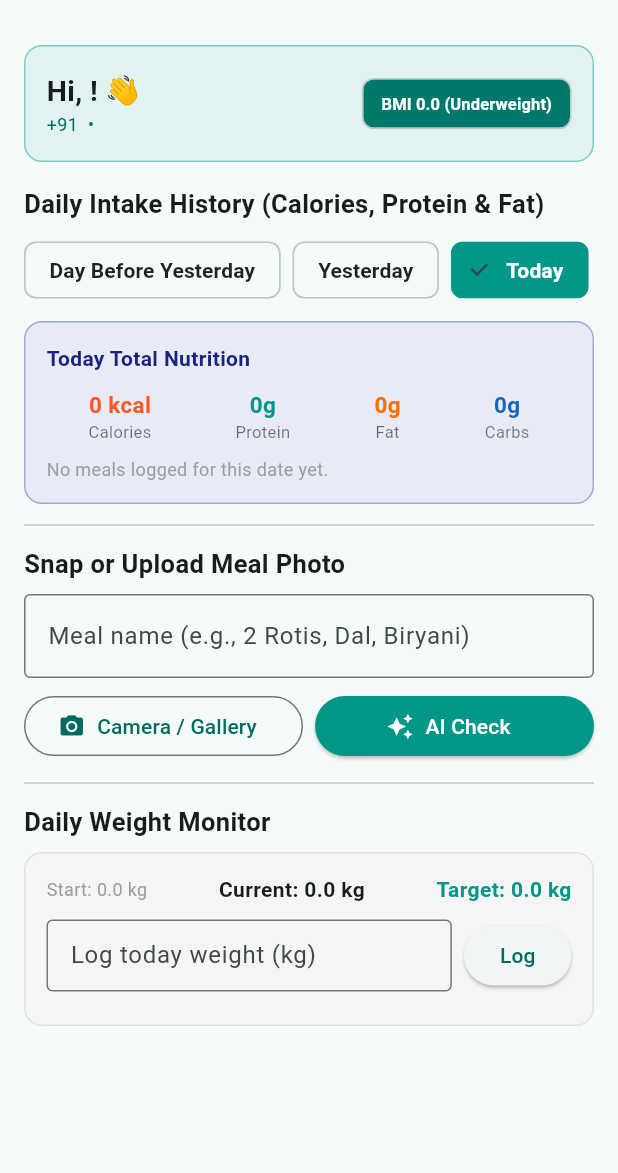
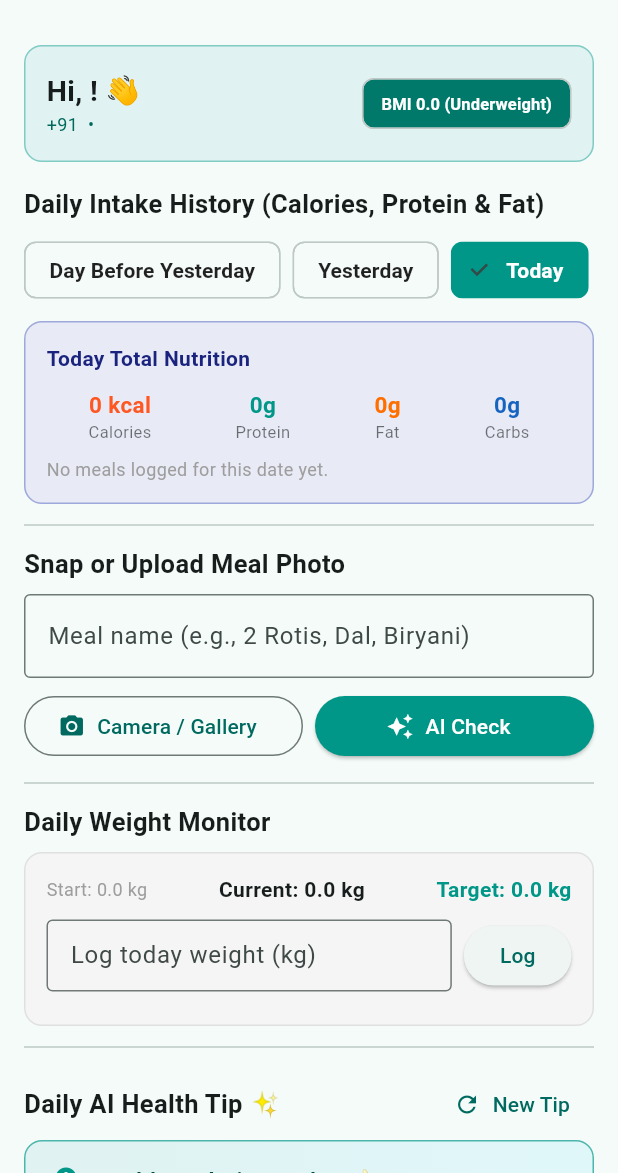
Before and after one commit to ratnarajup288-cmyk/Health-Hub, a Flutter app: the HomeTab screen opened directly with empty values, on a phone screen of 412 x 824 dp, the part 63-1236 px from its top. Run offline on Flutter 3.47's test engine with Material 3 defaults, Android fonts, the phone set to English and light mode, and no system bars; our stand-ins replace image_picker, shared_preferences; accounts and stored records are empty.

Commit message:
Update main.dart

```diff
--- a/lib/main.dart
+++ b/lib/main.dart
@@ -541,10 +541,102 @@ class _HomeTabState extends State<HomeTab> {
                 Wrap(spacing: 6, runSpacing: 4, children: widget.weightLogs.map((e) => Chip(label: Text('${_friendlyDate(e['dateKey'])}: ${e['w']} kg'))).toList()),
               ]),
             ),
+                      const Divider(height: 28),
+            Row(
+              mainAxisAlignment: MainAxisAlignment.spaceBetween,
+              children: [
+                const Text('Daily AI Health Tip ✨', style: TextStyle(fontSize: 17, fontWeight: FontWeight.bold)),
+                TextButton.icon(
+                  onPressed: () => setState(() => _tipOffset++),
+                  icon: const Icon(Icons.refresh, size: 18),
+                  label: const Text('New Tip'),
+                ),
+              ],
+            ),
+            Builder(builder: (context) {
+              final aiTip = _getDailyAiTip(bmi, totalKcal, totalProtein);
+              return Container(
+                padding: const EdgeInsets.all(14),
+                decoration: BoxDecoration(
+                  gradient: LinearGradient(colors: [Colors.teal.shade50, Colors.cyan.shade50]),
+                  borderRadius: BorderRadius.circular(12),
+                  border: Border.all(color: Colors.teal.shade300),
+                ),
+                child: Column(
+                  crossAxisAlignment: CrossAxisAlignment.start,
+                  children: [
+                    Row(children: [
+                      const Icon(Icons.psychology, color: Colors.teal),
+                      const SizedBox(width: 8),
+                      Expanded(child: Text(aiTip['title']!, style: TextStyle(fontSize: 15, fontWeight: FontWeight.bold, color: Colors.teal.shade900))),
+                    ]),
+                    const SizedBox(height: 6),
+                    Text(aiTip['body']!, style: const TextStyle(fontSize: 13, height: 1.4)),
+                  ],
+                ),
+              );
+            }),
+            const SizedBox(height: 16),
+
           ],
         ),
       ),
     );
+  }
+  int _tipOffset = 0;
+
+  Map<String, String> _getDailyAiTip(double bmi, int todayKcal, int todayProtein) {
+    final goal = widget.userData['goal'] as String;
+    final diet = widget.userData['diet'] as String;
+    final tips = <Map<String, String>>[];
+
+    if (todayKcal > 0 && todayProtein < 40) {
+      tips.add({
+        'title': 'Protein Boost Alert 💪',
+        'body': 'You have logged ${todayProtein}g protein today. Add a bowl of curd, sprouted moong, paneer, dal, or 2 egg whites to hit your daily target.',
+      });
+    }
+    if (bmi >= 25.0 || goal == 'Weight Loss') {
+      tips.addAll([
+        {
+          'title': 'Smart Portion Swap (BMI ${bmi.toStringAsFixed(1)}) 🥗',
+          'body': 'Start lunch and dinner with a bowl of cucumber-carrot salad before eating rice or rotis to naturally cut calorie intake by 20%.',
+        },
+        {
+          'title': 'Evening Craving Control ☕',
+          'body': 'Swap fried evening snacks for roasted makhana, buttermilk (chaas), or green tea to stay in a steady calorie deficit for your ${widget.userData['targW']} kg target.',
+        },
+        {
+          'title': 'Post-Meal Walk Habit 🚶',
+          'body': 'A brisk 15-minute walk after dinner helps regulate blood sugar and improves digestion without extra gym time.',
+        },
+      ]);
+    } else if (bmi < 18.5 || goal == 'Muscle Gain') {
+      tips.addAll([
+        {
+          'title': 'Healthy Calorie Surplus 🍌',
+          'body': 'At BMI ${bmi.toStringAsFixed(1)}, pair complex carbs like oats, bananas, or brown rice with $diet protein sources after workouts.',
+        },
+        {
+          'title': 'Consistent Meal Timing ⏱️',
+          'body': 'Include a protein-rich snack like peanut butter toast, paneer cubes, or milk before bedtime to support muscle recovery.',
+        },
+      ]);
+    } else {
+      tips.addAll([
+        {
+          'title': 'Balanced Plate Rule 🍽️',
+          'body': 'Keep your BMI (${bmi.toStringAsFixed(1)}) in the healthy zone by filling half your plate with vegetables, a quarter with $diet protein, and a quarter with whole grains.',
+        },
+        {
+          'title': 'Hydration & Metabolism 💧',
+          'body': 'Drink 2.5 to 3 liters of water today—mild dehydration often disguises itself as afternoon hunger.',
+        },
+      ]);
+    }
+
+    final idx = (DateTime.now().day + _tipOffset) % tips.length;
+    return tips[idx];
   }
 
   Widget _macroTile(String label, String val, Color col) => Column(children: [Text(val, style: TextStyle(fontSize: 15, fontWeight: FontWeight.bold, color: col)), Text(label, style: const TextStyle(fontSize: 11, color: Colors.black54))]);
```
